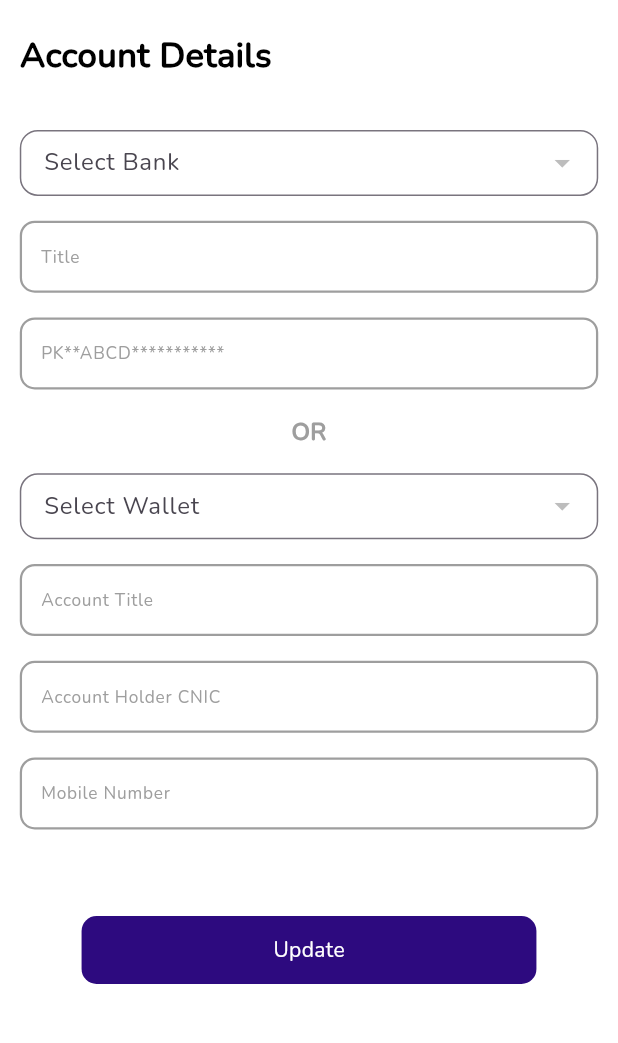
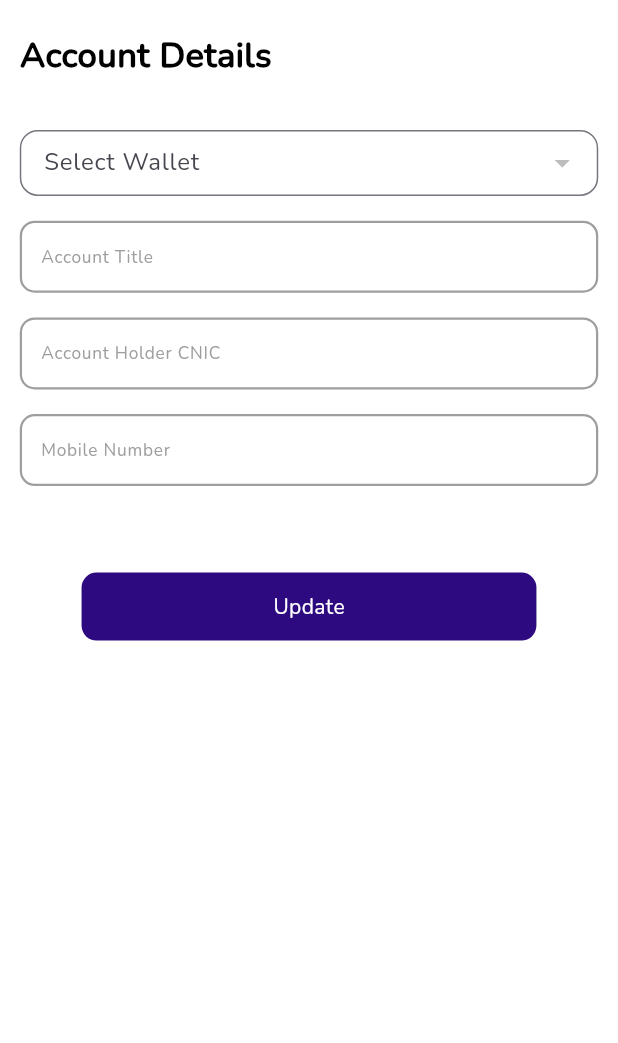
Before and after one commit to shayansaeed123/fahad_tutor, a Flutter app: the Profile screen opened directly, after a tap on "Bank Details", on a phone screen of 412 x 824 dp, the part 53-1096 px from its top. Run offline on Flutter 3.47's test engine with Material 3 defaults, Android fonts, the phone set to English and light mode, and no system bars; our stand-ins replace cached_network_image, connectivity_plus, convex_bottom_bar, device_preview, dotted_border, dropdown_search and 16 more; missing offline and left inert: flutter_windowmanager, syncfusion_flutter_pdfviewer; accounts and stored records are empty; network calls fail.

Commit message:
updated
updated

```diff
--- a/lib/views/profile/accountdetails.dart
+++ b/lib/views/profile/accountdetails.dart
@@ -167,7 +167,8 @@ class _AccountDetailsState extends State<AccountDetails> {
 
   // At least one section must be fully filled
   if (!isBankFullyFilled && !isWalletFullyFilled) {
-    Utils.snakbar(context, 'Please complete either all Bank or all Wallet details');
+    // Utils.snakbar(context, 'Please complete either all Bank or all Wallet details');
+    Utils.snakbar(context, 'Please complete all Wallet details');
     return;
   }else{
     updateAccountDetails();
@@ -318,30 +319,30 @@ class _AccountDetailsState extends State<AccountDetails> {
               if(value == 1){
                 return reusableVisiblityMesage(context, MySharedPrefrence().get_popup_text(), (){setState(() {visible=false;});}, visible);
                 }else{return Container();}},),
-                reusablaSizaBox(context, 0.020),
-                reusableDropdownBankDetails(_banks, _selectedBank, 'Select Bank', (bank) => bank.name, (value) {
-                  setState(() {
-                  _selectedBank = value;
-                  });
-                },),
-                reusablaSizaBox(context, 0.020),
-                          reusableTextField(context,
-                          reusabletextfieldcontroller.title,'Title', _title.hasFocus
-                        ? colorController.blueColor
-                        : colorController.textfieldBorderColorBefore, _title, () {
-                      _title.unfocus();
-                      FocusScope.of(context).requestFocus(_bankname);
-                    }, ),
-                    reusablaSizaBox(context, 0.020),
-                    reusableTextField(context,
-                          reusabletextfieldcontroller.ibannumber, 'PK**ABCD***********', _ibannumber.hasFocus
-                        ? colorController.blueColor
-                        : colorController.textfieldBorderColorBefore, _ibannumber, () {
-                      _ibannumber.unfocus();
-                      FocusScope.of(context).requestFocus(_accounttitle);
-                    }, ),
-                    reusablaSizaBox(context, 0.020),
-                    Center(child: reusableText('OR',color: colorController.grayTextColor,fontsize: 16,fontweight: FontWeight.bold)),
+                // reusablaSizaBox(context, 0.020),
+                // reusableDropdownBankDetails(_banks, _selectedBank, 'Select Bank', (bank) => bank.name, (value) {
+                //   setState(() {
+                //   _selectedBank = value;
+                //   });
+                // },),
+                // reusablaSizaBox(context, 0.020),
+                //           reusableTextField(context,
+                //           reusabletextfieldcontroller.title,'Title', _title.hasFocus
+                //         ? colorController.blueColor
+                //         : colorController.textfieldBorderColorBefore, _title, () {
+                //       _title.unfocus();
+                //       FocusScope.of(context).requestFocus(_bankname);
+                //     }, ),
+                //     reusablaSizaBox(context, 0.020),
+                //     reusableTextField(context,
+                //           reusabletextfieldcontroller.ibannumber, 'PK**ABCD***********', _ibannumber.hasFocus
+                //         ? colorController.blueColor
+                //         : colorController.textfieldBorderColorBefore, _ibannumber, () {
+                //       _ibannumber.unfocus();
+                //       FocusScope.of(context).requestFocus(_accounttitle);
+                //     }, ),
+                //     reusablaSizaBox(context, 0.020),
+                //     Center(child: reusableText('OR',color: colorController.grayTextColor,fontsize: 16,fontweight: FontWeight.bold)),
                     reusablaSizaBox(context, 0.020),
                     reusableDropdownBankDetails(_walletbanks, _selectedWalletBank, 'Select Wallet', (wallet) => wallet.walletName, (value) {
                      setState(() {
--- a/pubspec.yaml
+++ b/pubspec.yaml
@@ -69,6 +69,7 @@ dependencies:
   youtube_player_flutter:
   syncfusion_flutter_pdfviewer: ^20.4.50
   flutter_image_compress:
+  flutter_windowmanager:
 
 
 dev_dependencies:
```
Also changed, not shown: lib/views/profile/termsconditions.dart (+15 -0 lines), pubspec.lock.
